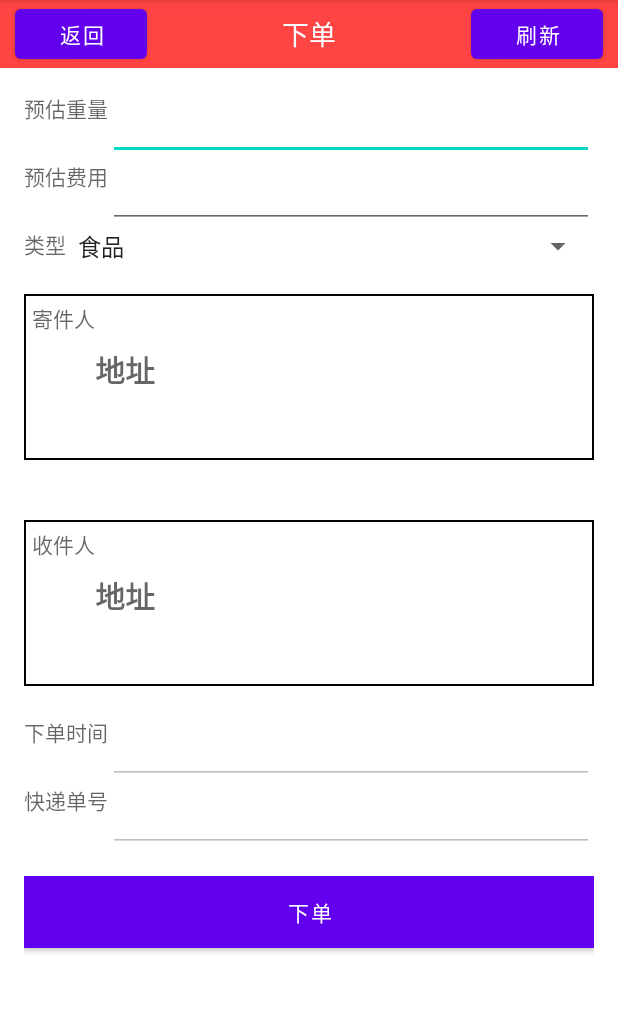
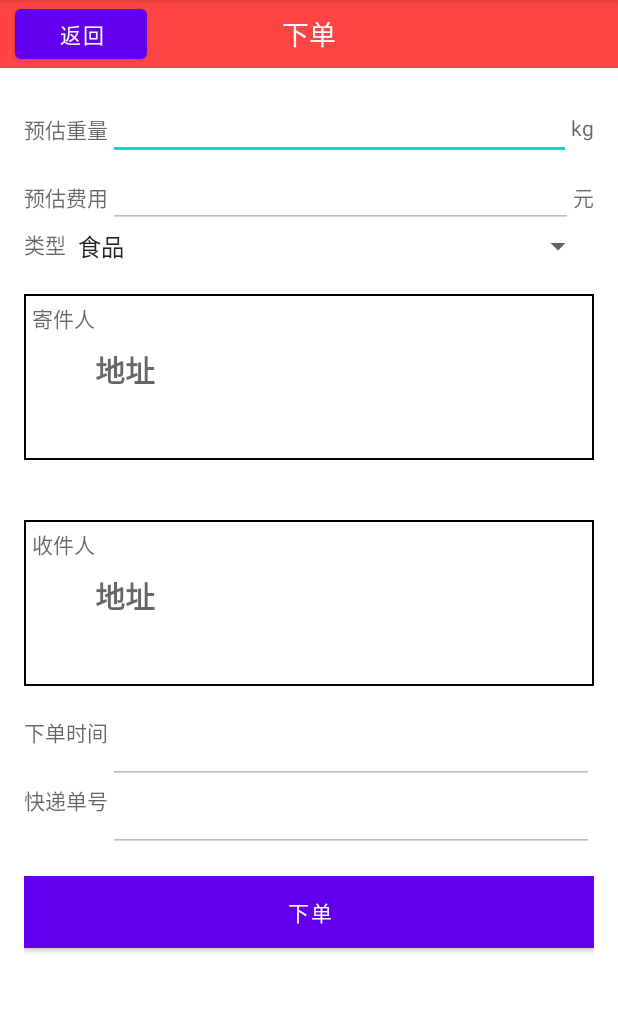
Before and after one commit to Bluseh/example_analysis, an Android app: the OrderActivity screen opened directly, with no data from a screen before it, on a phone screen of 412 x 824 dp, the part 84-1097 px from its top. Run offline under Robolectric (Android 15) with nearby library versions, the phone set to English and light mode, and no system bars; network calls fail.

Commit message:
order bug

```diff
--- a/app/src/main/java/com/example/alertdialog/Activity/AddressAddActivity.java
+++ b/app/src/main/java/com/example/alertdialog/Activity/AddressAddActivity.java
@@ -135,7 +135,7 @@ public class AddressAddActivity extends AppCompatActivity {
 
                 Toast.makeText(AddressAddActivity.this, "发送请求", Toast.LENGTH_SHORT).show();
                 new AddressAddActivity.NetworkTask().execute();
-                new SplashActivity.NetworkTask().execute();
+                // new SplashActivity.NetworkTask().execute();
 
             }
         });
--- a/app/src/main/java/com/example/alertdialog/Activity/MainActivity.java
+++ b/app/src/main/java/com/example/alertdialog/Activity/MainActivity.java
@@ -52,7 +52,7 @@ public class MainActivity extends AppCompatActivity implements DrawerAdapter.OnI
     private String customerId = LoginActivity.customerId;
     private Customer customer;
     PreferencesUtil preferencesUtil;
-    public static final String ip = "10.166.214.20";
+    public static final String ip = "123.56.29.212";
     //退出登录
     private static final int POS_LOGOUT = 5;
     private SlidingRootNav mSlidingRootNav;
--- a/app/src/main/java/com/example/alertdialog/Activity/SplashActivity.java
+++ b/app/src/main/java/com/example/alertdialog/Activity/SplashActivity.java
@@ -33,7 +33,7 @@ import okhttp3.Response;
 
 public class SplashActivity extends Activity {
 
-    private static int SPLASH_DISPLAY_LENGHT = 2500;
+    private static int SPLASH_DISPLAY_LENGHT = 1500;
     public static List<Address> splashedAddressesList;
     private ImageView imageView;
     PreferencesUtil preferencesUtil;
--- a/app/src/main/res/layout/activity_order.xml
+++ b/app/src/main/res/layout/activity_order.xml
@@ -38,7 +38,7 @@
             android:layout_marginEnd="10dp"
             android:text="刷新"
             android:textColor="@android:color/white"
-            android:visibility="visible" />
+            android:visibility="invisible" />
     </RelativeLayout>
 
     <ScrollView
@@ -59,14 +59,19 @@
             <TextView
                 android:id="@+id/weightTextView"
                 android:layout_width="wrap_content"
-                android:layout_height="match_parent"
+                android:layout_height="wrap_content"
                 android:hint="预估重量" />
 
             <EditText
                 android:id="@+id/weightEditText"
                 android:layout_width="0dp"
                 android:layout_height="wrap_content"
-                android:layout_weight="1" />
+                android:layout_weight="2" />
+            <TextView
+                android:layout_width="wrap_content"
+                android:layout_height="wrap_content"
+                android:hint="kg"/>
+
         </LinearLayout>
         <!--  费用  -->
         <LinearLayout
@@ -77,7 +82,7 @@
             <TextView
                 android:id="@+id/feeTextView"
                 android:layout_width="wrap_content"
-                android:layout_height="match_parent"
+                android:layout_height="wrap_content"
                 android:hint="预估费用" />
 
             <EditText
@@ -85,6 +90,11 @@
                 android:layout_width="0dp"
                 android:layout_height="wrap_content"
                 android:layout_weight="1" />
+            <TextView
+                android:layout_width="wrap_content"
+                android:layout_height="wrap_content"
+                android:hint="元"/>
+
         </LinearLayout>
         <!--  类型  -->
         <LinearLayout
@@ -231,6 +241,12 @@
         android:background="@android:color/holo_red_light"
         android:text="下单"
         android:textColor="@android:color/white" />
+        <ProgressBar
+            android:id="@+id/progressBar"
+            android:layout_width="wrap_content"
+            android:layout_height="wrap_content"
+            android:layout_gravity="center"
+            android:visibility="invisible"/>
     <!--  条形码图片  -->
     <ImageView
         android:id="@+id/barcodeImageView"
```
Also changed, not shown: app/src/main/java/com/example/alertdialog/Activity/AddressActivity.java (+22 -8 lines), app/src/main/java/com/example/alertdialog/Activity/OrderActivity.java (+132 -67 lines), app/libs/httpcomponents/commons-codec-1.6.jar (added), app/libs/httpcomponents/commons-logging-1.1.1.jar (added), app/libs/httpcomponents/fluent-hc-4.2.5.jar (added), app/libs/httpcomponents/httpclient-4.2.5.jar (added), app/libs/httpcomponents/httpclient-cache-4.2.5.jar (added), app/libs/httpcomponents/httpcore-4.2.4.jar (added), app/libs/httpcomponents/httpmime-4.2.5.jar (added), 4 other files.
